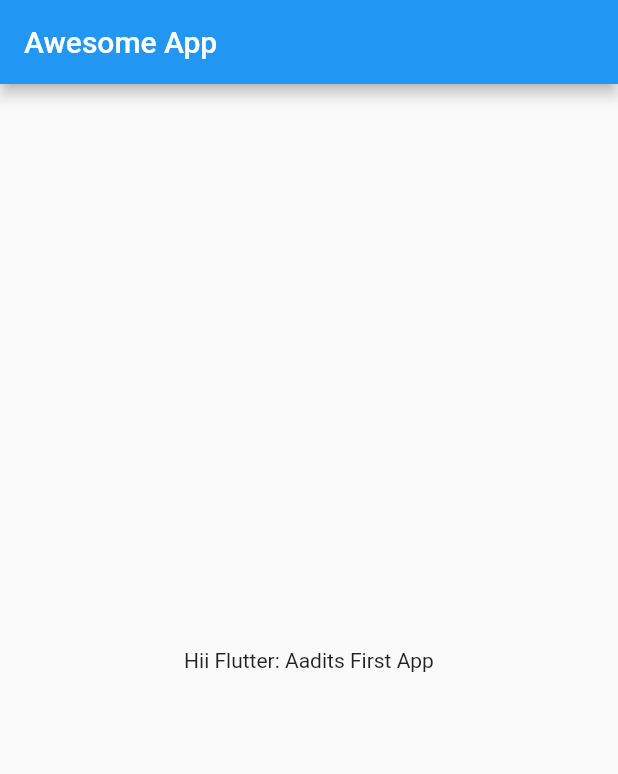
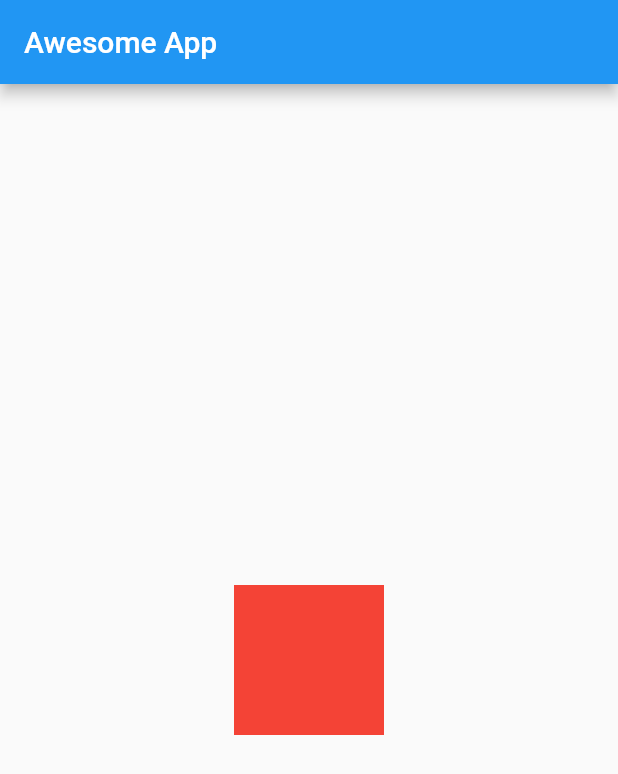
Before and after one commit to aadit-patil/demo, a Flutter app: the screen it shows after launch, on a phone screen of 412 x 824 dp. Shown: the top 774 px of the screen. Run offline on Flutter 3.47's test engine with Material 2 defaults, Android fonts, the phone set to English and light mode, and no system bars.

Commit message:
DevChap2-#P!

```diff
--- a/lib/main.dart
+++ b/lib/main.dart
@@ -18,11 +18,44 @@ class HomePage  extends StatelessWidget {
          appBar: AppBar(
            title: Text("Awesome App"),
          ),
-         body: Container(
-           child: Center(child: Text ("Hii Flutter: Aadits First App"))
+         body: Center(
+           child: Container(
+             width: 100,
+           height: 100,
+           padding: const EdgeInsets.all(8),
+           color:Colors.red,
+          //  alignment: Alignment.center,
+          //  color: Colors.teal,
+
+        //    child: Text("I  Box",
+        //    style: TextStyle(
+        //      color: Colors.red,
+        //     fontSize: 20,
+        //     ),
+        // ),
+
+
+        //    decoration: BoxDecoration(
+        //     //  shape: BoxShape.circle,
+        //      borderRadius: BorderRadius.circular(10),
+        //      boxShadow: [BoxShadow(
+        //        color:Colors.grey,
+        //        blurRadius:6,
+
+        //       //  spreadRadius: 10,
+        //       offset: Offset(2.0,10.0),
+        //        )],
+
+        //      color: Colors.teal,
+        //      gradient: LinearGradient(colors: [ Colors.yellow,Colors.green]),
+        //    ),
+        //  )
          ),
-       ),
+       )
+       )
+    );
 
-    );
+
+
   }
 }
```
